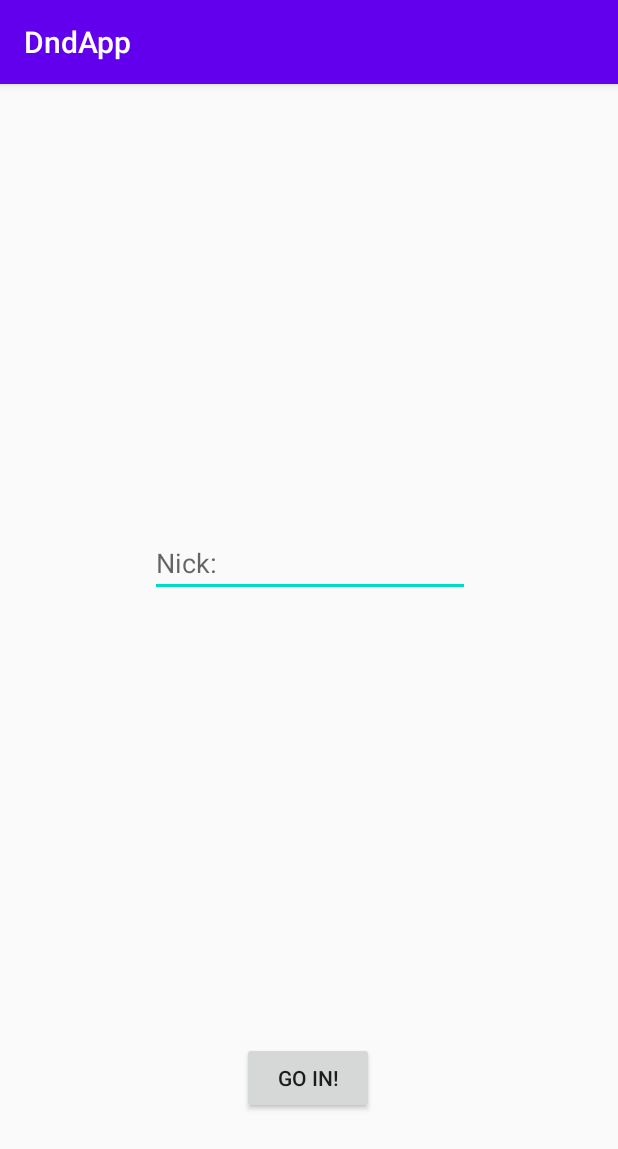
After one commit to kannam12/JPWP, an Android app: the MkServActivity screen opened directly, with no data from a screen before it, on a phone screen of 412 x 824 dp. The commit adds this screen. Shown: the top 1149 px of the screen. Run offline under Robolectric (Android 15) with nearby library versions, the phone set to English and light mode, and no system bars.

Commit message:
tu jeszcze działa

```diff
--- a/DndApp/app/src/main/AndroidManifest.xml
+++ b/DndApp/app/src/main/AndroidManifest.xml
@@ -9,7 +9,8 @@
         android:roundIcon="@mipmap/ic_launcher_round"
         android:supportsRtl="true"
         android:theme="@style/AppTheme">
-        <activity android:name=".InfoActivity"></activity>
+        <activity android:name=".MkServActivity"></activity>
+        <activity android:name=".InfoActivity" />
         <activity android:name=".ChatActivity" />
         <activity android:name=".LogActivity" />
         <activity android:name=".MainActivity">
--- a/DndApp/app/src/main/java/com/example/dndapp/ChatActivity.java
+++ b/DndApp/app/src/main/java/com/example/dndapp/ChatActivity.java
@@ -21,15 +21,21 @@ public class ChatActivity extends AppCompatActivity {
     ///////////
         infoNick();
         mkPersonalLanguageList();
+        addSpinner();
+
 
         //Debugger
         //Toast toast = Toast.makeText(this, Integer.toString(languagePersonalList.length),  Toast.LENGTH_SHORT);
         //toast.show();
 
-        addSpinner();
+
     }
+
+
     public void mkPersonalLanguageList(){
+
         //wczytywanie tablicy z values/string.xml
+        //boolean is_host = getIntent().getBooleanExtra("is_host", false);
         languageList = getResources().getStringArray(R.array.languages_array);
         //wczytywanie tablicy zadeklarowanych w log activity języków
         boolean[] avaliableLanguages = getIntent().getBooleanArrayExtra("avaliableLanguages");
@@ -48,7 +54,14 @@ public class ChatActivity extends AppCompatActivity {
                 counter++;
             }
         }
+     //   if (is_host) {
+      //      addSpinner(languageList);
+     //   }else{
+     //       mkPersonalLanguageList();
+     //       addSpinner(languagePersonalList);
+     //   }
     }
+
     public void infoNick(){
         //pobieranie info o nicku z log activity
         String nick = getIntent().getStringExtra("nick");
--- a/DndApp/app/src/main/java/com/example/dndapp/LogActivity.java
+++ b/DndApp/app/src/main/java/com/example/dndapp/LogActivity.java
@@ -20,7 +20,6 @@ public class LogActivity extends AppCompatActivity {
         setContentView(R.layout.activity_log);
         ///////////////////////////////////
         mkCommonAsDefault(avaliableLanguages);
-
     }
 
     public void goNextLog(View view) {
@@ -31,6 +30,7 @@ public class LogActivity extends AppCompatActivity {
         switch(view.getId()) {
             case R.id.goInBtn:
                 intent = new Intent(LogActivity.this, ChatActivity.class);
+                //intent.putExtra("is_host", false);
                 intent.putExtra("nick", nick);
                 //avaliableLanguages[0] = ((CheckBox)view).isChecked();
 
--- a/DndApp/app/src/main/java/com/example/dndapp/MainActivity.java
+++ b/DndApp/app/src/main/java/com/example/dndapp/MainActivity.java
@@ -21,7 +21,10 @@ public class MainActivity extends AppCompatActivity {
                 intent = new Intent(MainActivity.this, LogActivity.class);
                 startActivity(intent);
                 break;
-
+            case R.id.serverBtn:
+                intent = new Intent(MainActivity.this, MkServActivity.class);
+                startActivity(intent);
+                break;
             case R.id.appInfoBtn:
                 intent = new Intent(MainActivity.this, InfoActivity.class);
                 startActivity(intent);
--- /dev/null
+++ b/DndApp/app/src/main/java/com/example/dndapp/MkServActivity.java
@@ -0,0 +1,33 @@
+package com.example.dndapp;
+
+import androidx.appcompat.app.AppCompatActivity;
+
+import android.content.Intent;
+import android.os.Bundle;
+import android.view.View;
+import android.widget.EditText;
+
+public class MkServActivity extends AppCompatActivity {
+
+    @Override
+    protected void onCreate(Bundle savedInstanceState) {
+        super.onCreate(savedInstanceState);
+        setContentView(R.layout.activity_mk_serv);
+    }
+
+    public void goNextServ(View view) {
+
+        Intent intent;
+        switch(view.getId()) {
+            case R.id.goInServBtn:
+                intent = new Intent(MkServActivity.this, ChatActivity.class);
+                //intent.putExtra("nick", nick);
+                //avaliableLanguages[0] = ((CheckBox)view).isChecked();
+                intent.putExtra("is_host", true);
+
+                //intent.putExtra("avaliableLanguages", avaliableLanguages);
+                startActivity(intent);
+                // break;
+        }
+    }
+}
--- a/DndApp/app/src/main/res/layout/activity_main.xml
+++ b/DndApp/app/src/main/res/layout/activity_main.xml
@@ -46,6 +46,7 @@
         android:id="@+id/serverBtn"
         android:layout_width="wrap_content"
         android:layout_height="wrap_content"
+        android:onClick="goNextMain"
         android:text="Be a Game master, be a server!"
         app:layout_constraintBottom_toBottomOf="parent"
         app:layout_constraintEnd_toEndOf="parent"
--- /dev/null
+++ b/DndApp/app/src/main/res/layout/activity_mk_serv.xml
@@ -0,0 +1,34 @@
+<?xml version="1.0" encoding="utf-8"?>
+<androidx.constraintlayout.widget.ConstraintLayout xmlns:android="http://schemas.android.com/apk/res/android"
+    xmlns:app="http://schemas.android.com/apk/res-auto"
+    xmlns:tools="http://schemas.android.com/tools"
+    android:layout_width="match_parent"
+    android:layout_height="match_parent"
+    tools:context=".MkServActivity">
+
+    <Button
+        android:id="@+id/goInServBtn"
+        android:layout_width="wrap_content"
+        android:layout_height="wrap_content"
+        android:text="Go in!"
+        android:onClick="goNextServ"
+        app:layout_constraintBottom_toBottomOf="parent"
+        app:layout_constraintEnd_toEndOf="parent"
+        app:layout_constraintHorizontal_bias="0.498"
+        app:layout_constraintStart_toStartOf="parent"
+        app:layout_constraintTop_toTopOf="parent"
+        app:layout_constraintVertical_bias="0.887" />
+
+    <EditText
+        android:id="@+id/editText"
+        android:layout_width="wrap_content"
+        android:layout_height="wrap_content"
+        android:ems="10"
+        android:hint="Nick:"
+        android:inputType="textPersonName"
+        app:layout_constraintBottom_toTopOf="@+id/goInServBtn"
+        app:layout_constraintEnd_toEndOf="parent"
+        app:layout_constraintHorizontal_bias="0.503"
+        app:layout_constraintStart_toStartOf="parent"
+        app:layout_constraintTop_toTopOf="parent" />
+</androidx.constraintlayout.widget.ConstraintLayout>
--- a/DndApp/app/src/main/res/values/strings.xml
+++ b/DndApp/app/src/main/res/values/strings.xml
@@ -9,8 +9,8 @@
     <string name="lan7">Piekielny</string>
 
 
-        // tu są te stringi co można je zapisywać i potem odnosić się do nich poprzez id
-        //w sensie np. jak są różne języki
+    // tu są te stringi co można je zapisywać i potem odnosić się do nich poprzez id
+    //w sensie np. jak są różne języki
 
     // tu mamy zawartość naszego spinnera z językami w ChatActivity
     <string-array name="languages_array">
```
